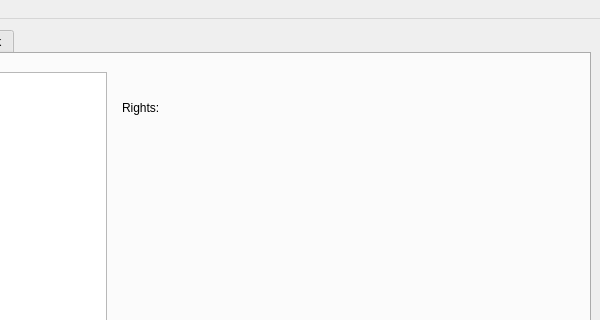
The window that server/gui/librarymaingui.ui (WerthersEchte/M214_AdvancedCpp-Projekt_Librarysystem) describes before a commit, drawn with Qt 5; both pictures show x 178 to 778 and y 0 to 320 of the 778 by 661 pixel window.
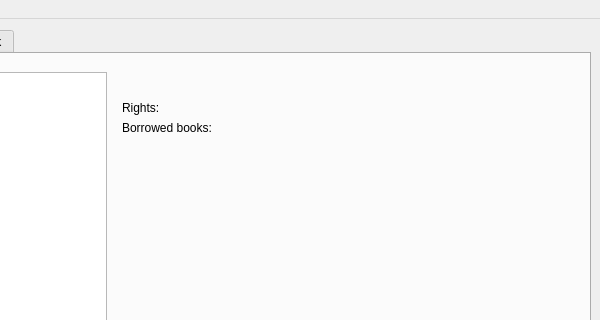
The same window after the commit.

Commit message: return command borrow command added list of borrowed books to user borrowedbooks command added borrowed books to gui

Patch:
```diff
--- a/server/gui/librarymaingui.ui
+++ b/server/gui/librarymaingui.ui
@@ -370,6 +370,41 @@
                 </layout>
                </widget>
               </item>
+              <item>
+               <widget class="QWidget" name="wUserBorrowedBooks" native="true">
+                <layout class="QVBoxLayout" name="verticalLayout_8">
+                 <property name="spacing">
+                  <number>6</number>
+                 </property>
+                 <property name="leftMargin">
+                  <number>0</number>
+                 </property>
+                 <property name="topMargin">
+                  <number>0</number>
+                 </property>
+                 <property name="rightMargin">
+                  <number>0</number>
+                 </property>
+                 <property name="bottomMargin">
+                  <number>0</number>
+                 </property>
+                 <item>
+                  <widget class="QLabel" name="lUserBorrowedBooksTile">
+                   <property name="text">
+                    <string>Borrowed books:</string>
+                   </property>
+                  </widget>
+                 </item>
+                 <item>
+                  <widget class="QLabel" name="lUserBorrowedBooks">
+                   <property name="text">
+                    <string/>
+                   </property>
+                  </widget>
+                 </item>
+                </layout>
+               </widget>
+              </item>
               <item>
                <spacer name="verticalSpacer_2">
                 <property name="orientation">
```
The commit also changes 6 other files.
